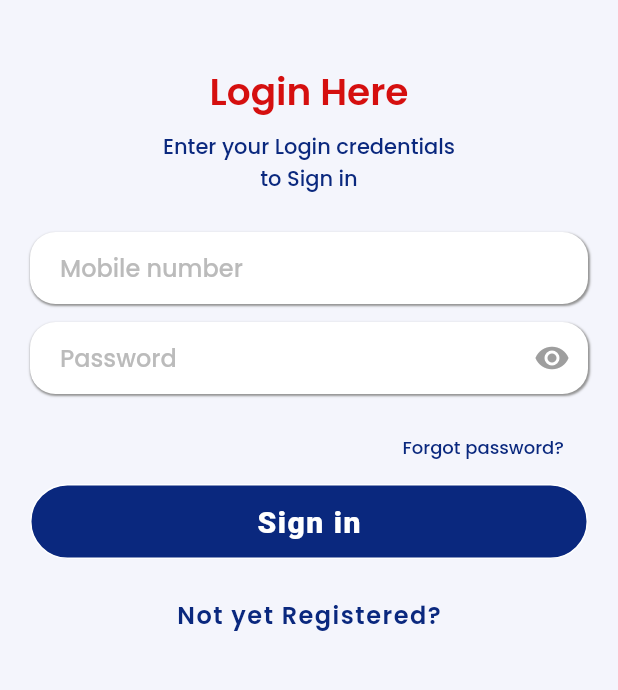
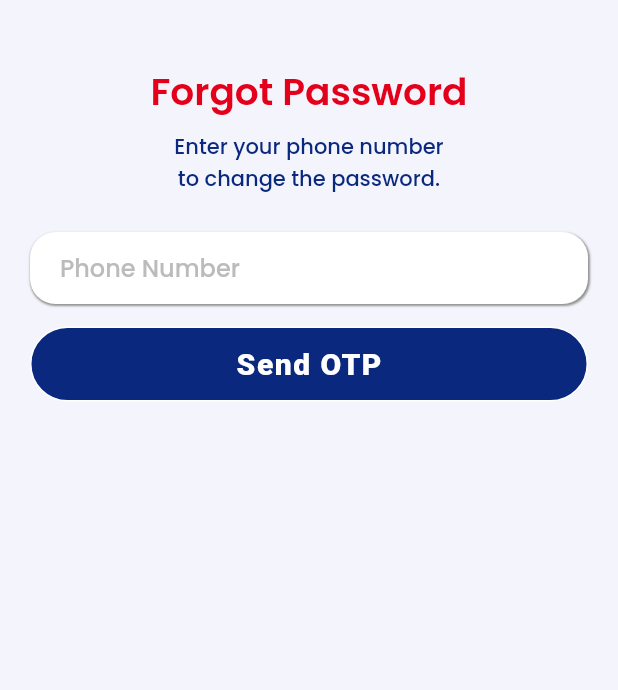
Before and after one commit to darshil012/delux_bakery, a Flutter app: the screen it shows after launch, after a tap on "Forgot password?", on a phone screen of 412 x 824 dp, the part 245-935 px from its top. Run offline on Flutter 3.47's test engine with Material 2 defaults, Android fonts, the phone set to English and light mode, and no system bars; our stand-ins replace datetime_picker_formfield, geolocator, pin_code_fields, shared_preferences; missing offline and left inert: alice; accounts and stored records are empty; Roboto replaces fonts that are missing (Montserrat).

Commit message:
commit on 'b2'

```diff
--- a/lib/api_conn/api_connection.dart
+++ b/lib/api_conn/api_connection.dart
@@ -8,7 +8,7 @@ import 'package:alice/alice.dart';
 import 'package:delux_bakery/models/api_model.dart';
 
 final _base ="http://deluxbakery.in";
-final api_url = _base + "/api/Account/registr";
+final api_url = _base + "/api/Account/register";
 
 
 class UserResponse {
--- a/lib/home_widget.dart
+++ b/lib/home_widget.dart
@@ -4,7 +4,7 @@ import 'package:flutter/material.dart';
 import 'package:geolocator/geolocator.dart';
 import 'package:flutter/services.dart';
 import 'dart:async';
-
+import 'package:delux_bakery/utils/universal_variables.dart';
 import 'package:delux_bakery/components/zoom_scaffold.dart';
 import 'package:delux_bakery/components/notif_home.dart';
 import 'package:delux_bakery/components/user_appbar.dart';
@@ -113,7 +113,7 @@ class _HomeState extends State<Home> with TickerProviderStateMixin {
           child: Scaffold(
             //TOP
             appBar: AppBar(
-              backgroundColor: Color(0xFF0A287E),
+              backgroundColor: UniversalVariables.blue,
               title: Text('SandwichKing'),
               leading: IconButton(
                   icon: AnimatedIcon(
@@ -445,7 +445,7 @@ class _HomeState extends State<Home> with TickerProviderStateMixin {
               child: new Row(
                 mainAxisAlignment: MainAxisAlignment.center,
                 children: <Widget>[
-                  Expanded(child: IconButton(icon: Icon(Icons.home,color: Color(0xFF0A287E),), onPressed: (){},)),
+                  Expanded(child: IconButton(icon: Icon(Icons.home,color: UniversalVariables.blue,), onPressed: (){},)),
                   Expanded(child: IconButton(icon: Icon(Icons.text_snippet_outlined), onPressed: (){Navigator.pushReplacementNamed(context, '/report');},)),
                   Expanded(child: new Text('')),
                   Expanded(child: IconButton(icon: Icon(Icons.notifications), onPressed: (){Navigator.pushNamed(context, '/notifs');},)),
--- a/lib/main.dart
+++ b/lib/main.dart
@@ -8,7 +8,7 @@ import 'package:delux_bakery/pages/registration_page.dart';
 import 'package:delux_bakery/pages/login_page.dart';
 import 'package:delux_bakery/pages/request_service.dart';
 import 'package:delux_bakery/pages/transactions.dart';
-
+import 'package:delux_bakery/utils/universal_variables.dart';
 import 'home_widget.dart';
 import 'report_widget.dart';
 import 'notifs_widget.dart';
@@ -42,7 +42,7 @@ class App extends StatelessWidget {
     Alice alice = Alice();
     return MaterialApp(
       debugShowCheckedModeBanner: false,
-      theme: ThemeData(fontFamily: 'poppin', primaryColor: Color(0xFF1C3787),backgroundColor: Color(0xFF1C3787)),
+      theme: ThemeData(fontFamily: 'poppin', primaryColor: UniversalVariables.primaryColor,backgroundColor: UniversalVariables.primaryColor),
       home: SplashScreen(),
 
       routes: routes,
--- a/lib/pages/Notification.dart
+++ b/lib/pages/Notification.dart
@@ -1,5 +1,5 @@
 import 'package:flutter/material.dart';
-
+import 'package:delux_bakery/utils/universal_variables.dart';
 import 'package:delux_bakery/components/user_appbar.dart';
 import 'package:delux_bakery/components/user_drawer.dart';
 
@@ -22,7 +22,7 @@ class _NotificationWidget extends State<NotificationWidget>{
               child: Container(
                 width: MediaQuery.of(context).size.width,
                 decoration: BoxDecoration(
-                    color: Color(0xFFF4F5FC)
+                    color: UniversalVariables.backgroundColor,
                 ),
                 child: Column(
                   mainAxisAlignment: MainAxisAlignment.center,
--- /dev/null
+++ b/lib/pages/forgot_passsword.dart
@@ -0,0 +1,149 @@
+import 'package:flutter/material.dart';
+import 'package:delux_bakery/utils/universal_variables.dart';
+import 'otp_verif_test.dart';
+
+class ForgotPasswordScreen extends StatefulWidget{
+  @override
+  _ForgotPasswordScreenState createState() => _ForgotPasswordScreenState();
+}
+
+class _ForgotPasswordScreenState extends State<ForgotPasswordScreen> {
+  final phoneController = TextEditingController();
+
+  @override
+  Widget build(BuildContext context) {
+    return Scaffold(
+      resizeToAvoidBottomPadding: false,
+      body: Stack(
+        children: <Widget>[
+          Container(
+            padding: const EdgeInsets.only(left: 20.0, right:20.0),
+            decoration: BoxDecoration(color: UniversalVariables.backgroundColor),
+            child: Column(children: <Widget>[
+              Expanded(
+                child: Column(
+                  mainAxisAlignment: MainAxisAlignment.start,
+                  children: <Widget>[
+                    SizedBox(height: MediaQuery.of(context).size.height/25,),
+                    Image(image: AssetImage('assets/Logo1.png'),width: MediaQuery.of(context).size.width/2,),
+                  ],
+                ),
+              ),
+              Expanded(
+                flex:3,
+                child: Column(
+                  mainAxisAlignment: MainAxisAlignment.start,
+                  children: <Widget>[
+                    Text(
+                      'Forgot Password',
+                      style: TextStyle(
+                        color: UniversalVariables.darkRed,
+                        fontSize: 25,
+                        fontFamily: 'poppin',
+                        fontWeight: FontWeight.w700,
+                      ),
+                    ),
+                    Padding(
+                      padding: EdgeInsets.only(top: 8.0),
+                    ),
+                    Text(
+                      'Enter your phone number',
+                      style: TextStyle(
+                        color: UniversalVariables.blue,
+                        fontSize: 14,
+                        fontWeight: FontWeight.w400
+                      ),
+                    ),
+                    Text(
+                      'to change the password.',
+                      style: TextStyle(
+                        color: UniversalVariables.blue,
+                        fontSize: 14,
+                        fontWeight: FontWeight.w400,
+                      ),
+                    ),
+                    Padding(
+                      padding: EdgeInsets.only(top: 25.0),
+                    ),
+                    Container(
+                      child: TextFormField(
+                        controller: phoneController,
+                        keyboardType: TextInputType.number,
+                        cursorColor: UniversalVariables.blue,
+                        decoration: new InputDecoration(
+                          hintText: 'Phone Number',
+                          hintStyle: TextStyle(
+                            fontFamily: 'poppin',
+                            fontWeight: FontWeight.w400,
+                            color: Color(0xFFBBBBBB),
+                          ),
+                          contentPadding: EdgeInsets.only(top: 8.0, left: 20),
+                          fillColor: Colors.white,
+                          filled: true,
+                          border: new OutlineInputBorder(
+                            borderRadius: new BorderRadius.circular(17.0),
+                            borderSide: BorderSide.none,
+                          ),
+                        ),
+                      ),
+                      decoration: BoxDecoration(
+                        borderRadius: BorderRadius.circular(17),
+                        boxShadow: [BoxShadow(
+                          color: Color(0xFF939393),
+                          blurRadius: 0.5,
+                          offset: Offset(0.5,1),
+                          spreadRadius: 0.2,
+                        )]
+                      ),
+                    ),
+                    Padding(
+                      padding: EdgeInsets.only(top: 15.0),
+                    ),
+                    Container(
+                      height: 50,
+                      child: GestureDetector(
+                        onTap: () {onSendOTPPressed(phoneController.text);},
+                        child: Container(
+                          decoration: BoxDecoration(
+                            border: Border.all(
+                              color: Colors.white,
+                              style: BorderStyle.solid,
+                              width: 1.0,
+                            ),
+                            color: UniversalVariables.blue,
+                            borderRadius: BorderRadius.circular(30.0),
+                          ),
+                          child: Row(
+                            mainAxisAlignment: MainAxisAlignment.center,
+                            children: <Widget>[
+                              Center(
+                                child: Text(
+                                  'Send OTP',
+                                  style: TextStyle(
+                                    color: Colors.white,
+                                    fontFamily: 'Montserrat',
+                                    fontSize: 20,
+                                    fontWeight: FontWeight.w800,
+                                    letterSpacing: 1,
+                                  ),
+                                ),
+                              )
+                            ]
+                          ),
+                        ),
+                      ),
+                    ),
+                  ],
+                ),
+              ),
+            ],
+            ),
+          ),
+        ],
+      ),
+    );
+  }
+  void onSendOTPPressed(phone) {
+    Navigator.push(context, MaterialPageRoute(builder: (context) => PinCodeVerificationScreen(phone, screenChoice:'newpass')));
+  }
+}
--- a/lib/pages/login_page.dart
+++ b/lib/pages/login_page.dart
@@ -3,9 +3,10 @@ import 'dart:convert';
 import 'package:flutter/material.dart';
 import 'package:flutter/services.dart';
 import 'package:http/http.dart' as http;
-
+import 'package:delux_bakery/pages/forgot_passsword.dart';
 import 'package:delux_bakery/home_widget.dart';
 import 'package:shared_preferences/shared_preferences.dart';
+import 'package:delux_bakery/utils/universal_variables.dart';
 
 bool _obscureText = true;
 
@@ -27,7 +28,7 @@ class _LoginScreenState extends State<LoginScreen> {
         children: <Widget>[
           Container(
             padding: const EdgeInsets.only(left: 20.0,right: 20.0),
-            decoration: BoxDecoration(color: Color(0xFFF4F5FC)),
+            decoration: BoxDecoration(color: UniversalVariables.backgroundColor),
             child: Column(
               children: <Widget>[
                 Expanded(
@@ -47,7 +48,7 @@ class _LoginScreenState extends State<LoginScreen> {
                     Text(
                       'Login Here',
                       style: TextStyle(
-                        color: Color(0xFFD50F0F),
+                        color: UniversalVariables.darkRed,
                         fontSize: 25,
                         fontFamily: 'poppin',
                         fontWeight: FontWeight.w700
@@ -59,7 +60,7 @@ class _LoginScreenState extends State<LoginScreen> {
                     Text(
                       'Enter your Login credentials',
                       style: TextStyle(
-                        color: Color(0xFF0A287E),
+                        color: UniversalVariables.blue,
                         fontSize: 14,
                         fontWeight: FontWeight.w400
                       ),
@@ -67,7 +68,7 @@ class _LoginScreenState extends State<LoginScreen> {
                     Text(
                       'to Sign in',
                       style: TextStyle(
-                        color: Color(0xFF0A287E),
+                        color: UniversalVariables.blue,
                         fontSize: 14,
                         fontWeight: FontWeight.w400
                       ),
@@ -79,7 +80,7 @@ class _LoginScreenState extends State<LoginScreen> {
                       child: TextFormField(
                         controller: phoneController,
                         keyboardType: TextInputType.number,
-                        cursorColor: Color(0xFF0A287E),
+                        cursorColor: UniversalVariables.blue,
                         decoration: new InputDecoration(
                             hintText: 'Mobile number',
                             hintStyle: TextStyle(
@@ -114,7 +115,7 @@ class _LoginScreenState extends State<LoginScreen> {
                       child: TextFormField(
                         controller: passwordController,
                         focusNode: myFocusNode,
-                        cursorColor: Color(0xFF0A287E),
+                        cursorColor: UniversalVariables.blue,
                         decoration: new InputDecoration(
                           hintText: 'Password',
                           hintStyle: TextStyle(
@@ -133,7 +134,7 @@ class _LoginScreenState extends State<LoginScreen> {
                           suffixIcon: IconButton(
                             icon: Icon(
                                 _obscureText ? Icons.visibility : Icons.visibility_off,
-                                color: myFocusNode.hasFocus ? Color(0xFF0A287E) : Colors.grey,
+                                color: myFocusNode.hasFocus ? UniversalVariables.blue : Colors.grey,
                             ),
                             onPressed: (){
                               setState(() {
@@ -162,12 +163,19 @@ class _LoginScreenState extends State<LoginScreen> {
                       children: <Widget>[
                         new Text(''),
                         new FlatButton(
-                          color: Color(0xFFF4F5FC),
-                          onPressed: (){},
+                          color: UniversalVariables.backgroundColor,
+                          onPressed: (){
+                            Navigator.push(
+                                context,
+                                MaterialPageRoute(
+                                    builder: (context) => ForgotPasswordScreen()
+                                )
+                            );
+                          },
                           child: Text(
                           'Forgot password?',
                           style: TextStyle(
-                            color: Color(0xFF0A287E),
+                            color: UniversalVariables.blue,
                             fontFamily: 'poppin',
                             fontSize: 12.0,
                             fontWeight: FontWeight.w400
@@ -189,7 +197,7 @@ class _LoginScreenState extends State<LoginScreen> {
                           style: BorderStyle.solid,
                           width: 1.0,
                         ),
-                        color: Color(0xFF0A287E),
+                        color: UniversalVariables.blue,
                         borderRadius: BorderRadius.circular(30.0),
                       ),
                       child: Row(
@@ -238,7 +246,7 @@ class _LoginScreenState extends State<LoginScreen> {
                               child: Text(
                                 "Not yet Registered?",
                                 style: TextStyle(
-                                  color: Color(0xFF0A287E),
+                                  color: UniversalVariables.blue,
                                   fontFamily: 'poppin',
                                   fontSize: 16,
                                   fontWeight: FontWeight.w600,
--- a/lib/pages/splash_screen.dart
+++ b/lib/pages/splash_screen.dart
@@ -1,6 +1,6 @@
 import 'dart:async';
 import 'package:flutter/material.dart';
-
+import 'package:delux_bakery/utils/universal_variables.dart';
 import 'package:delux_bakery/pages/login_page.dart';
 
 class SplashScreen extends StatefulWidget {
@@ -28,7 +28,7 @@ class _SplashScreenState extends State<SplashScreen> {
           Container(
             width: double.infinity,
             decoration: BoxDecoration(
-              color: Color(0xFFF4F5FC),
+              color: UniversalVariables.backgroundColor,
               image: DecorationImage(
                 image: AssetImage('assets/toran.png'),
                 alignment: Alignment.topCenter,
--- /dev/null
+++ b/lib/utils/universal_variables.dart
@@ -0,0 +1,8 @@
+import 'package:flutter/material.dart';
+
+class UniversalVariables {
+  static final Color darkRed = Color(0xFFE4001B);
+  static final Color blue = Color(0xFF0A287E);
+  static final Color backgroundColor = Color(0xFFF4F5FC);
+  static final Color primaryColor = Color(0xFF1C3787);
+}
--- a/pubspec.yaml
+++ b/pubspec.yaml
@@ -72,9 +72,9 @@ flutter:
    - family: swashed
      fonts:
       - asset: fonts/swashed.ttf
-   - family: slogan_italic
-     fonts:
-      - asset: fonts/slogan_italic.ttf
+#   - family: slogan_italic
+#     fonts:
+#      - asset: fonts/slogan_italic.ttf
    - family: poppin
      fonts:
       - asset: fonts/Poppins-Medium.ttf
```
Also changed, not shown: lib/notifs_widget.dart (+5 -5 lines), lib/pages/new_password.dart (added, +203 -0 lines), lib/pages/otp_verif_test.dart (+11 -9 lines), lib/pages/registration_page.dart (+16 -16 lines), lib/pages/request_service.dart (+6 -6 lines), lib/pages/transactions.dart (+5 -5 lines), lib/punch_order.dart (+6 -6 lines), lib/report_widget.dart (+6 -6 lines), lib/user_widget.dart (+5 -5 lines), fonts/swashed.ttf (added).
